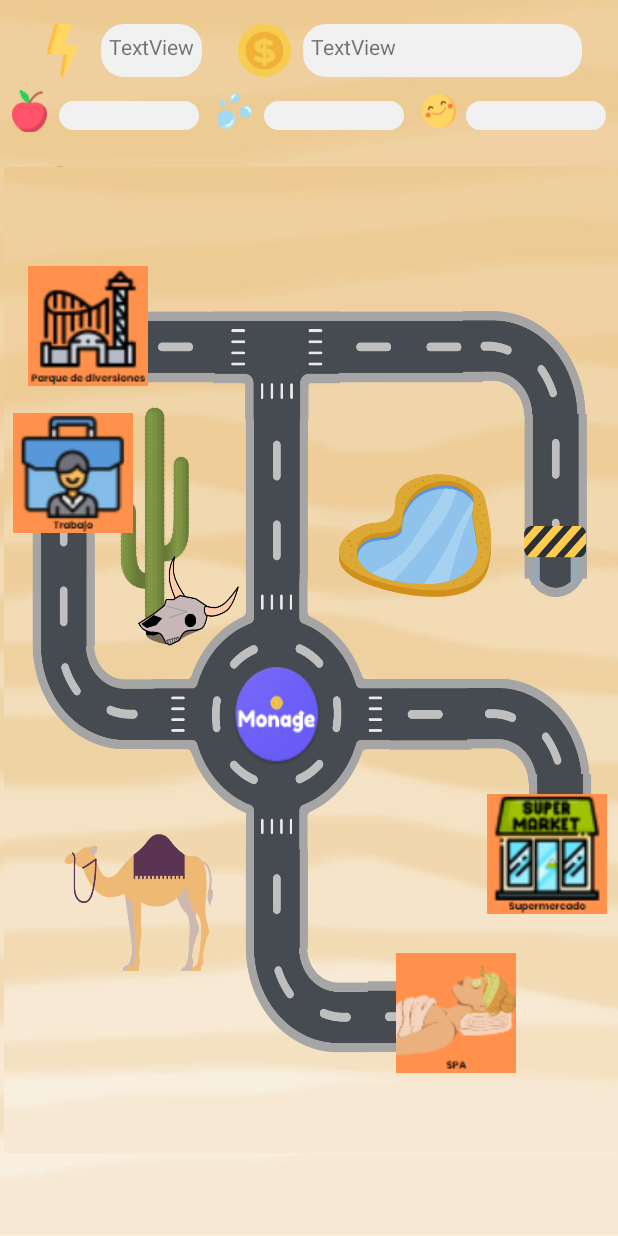
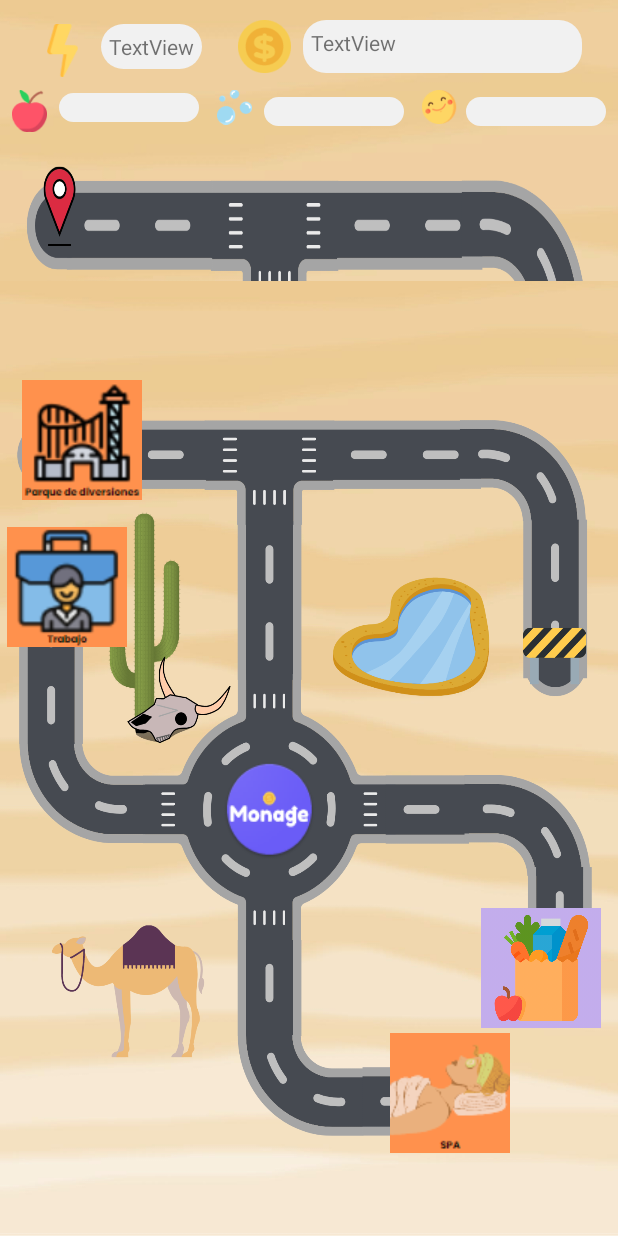
Before and after one commit to FernandaRojas152/monage, an Android app: the fragment PaymentsFragment shown on its own in the app's theme, on a phone screen of 412 x 824 dp. Run offline under Robolectric (Android 15) with nearby library versions, the light colour scheme and no system bars.

Commit message:
changing stuff on screen

```diff
--- a/app/src/main/res/layout/fragment_payments.xml
+++ b/app/src/main/res/layout/fragment_payments.xml
@@ -18,10 +18,8 @@
         android:textAllCaps="false"
         android:textIsSelectable="false"
         app:autoSizeTextType="none"
-        app:layout_constraintBottom_toBottomOf="@+id/imageView9"
         app:layout_constraintStart_toEndOf="@+id/imageView9"
-        app:layout_constraintTop_toTopOf="@+id/imageView9"
-        app:layout_constraintVertical_bias="0.0" />
+        app:layout_constraintTop_toTopOf="@+id/imageView9" />
 
     <ImageView
         android:id="@+id/imageView9"
@@ -138,17 +136,14 @@
 
     <androidx.constraintlayout.widget.ConstraintLayout
         android:id="@+id/constrainMap"
-        android:layout_width="409dp"
-        android:layout_height="658dp"
-        android:layout_marginTop="60dp"
+        android:layout_width="419dp"
+        android:layout_height="635dp"
         android:layout_marginBottom="1dp"
         android:background="@drawable/map"
         app:layout_constraintBottom_toBottomOf="parent"
         app:layout_constraintEnd_toEndOf="parent"
         app:layout_constraintHorizontal_bias="1.0"
-        app:layout_constraintStart_toStartOf="parent"
-        app:layout_constraintTop_toBottomOf="@+id/textView3"
-        app:layout_constraintVertical_bias="0.0">
+        app:layout_constraintStart_toStartOf="parent">
 
         <Button
             android:id="@+id/market"
@@ -157,7 +152,8 @@
             android:layout_marginStart="322dp"
             android:layout_marginTop="418dp"
             android:layout_marginEnd="7dp"
-            android:background="@drawable/supermercado"
+            android:background="@drawable/supermercado2"
+            app:cornerRadius="40dp"
             app:layout_constraintEnd_toEndOf="parent"
             app:layout_constraintStart_toStartOf="parent"
             app:layout_constraintTop_toTopOf="parent" />
@@ -197,6 +193,7 @@
             app:layout_constraintEnd_toEndOf="parent"
             app:layout_constraintStart_toStartOf="parent"
             app:layout_constraintTop_toBottomOf="@+id/park" />
+
     </androidx.constraintlayout.widget.ConstraintLayout>
 
 </androidx.constraintlayout.widget.ConstraintLayout>
```
Also changed, not shown: app/src/main/java/edu/icesi/monage/PaymentsFragment.kt (+37 -5 lines), app/src/main/res/drawable/marketbutton.jpg (added), app/src/main/res/drawable/supermercado1.png (added), app/src/main/res/drawable/supermercado2.png (added).
